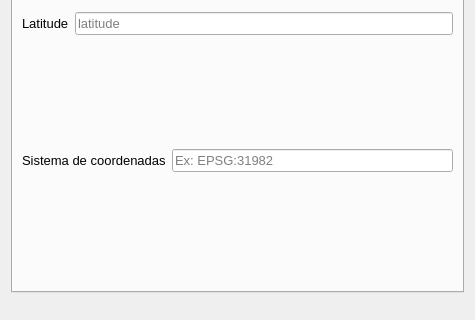
spuhub/prisma, file screens/overlay_address.ui: the form before one commit; both pictures show x 0 to 475 and y 280 to 600 of the 475 by 740 pixel window.
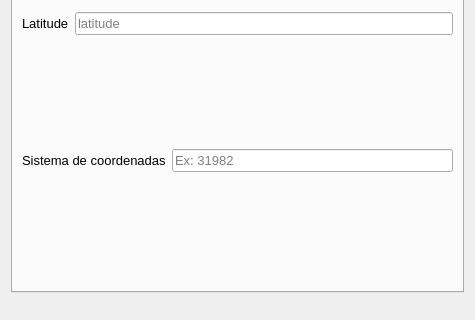
The form after the commit. The open tabs and pages were chosen to show the change.

Commit message: Correção do Bug de aproximação

```diff
--- a/screens/overlay_address.ui
+++ b/screens/overlay_address.ui
@@ -343,7 +343,7 @@
             <string/>
            </property>
            <property name="placeholderText">
-            <string>Ex: EPSG:31982</string>
+            <string>Ex: 31982</string>
            </property>
           </widget>
          </item>
```
The commit also changes 1 other file.
